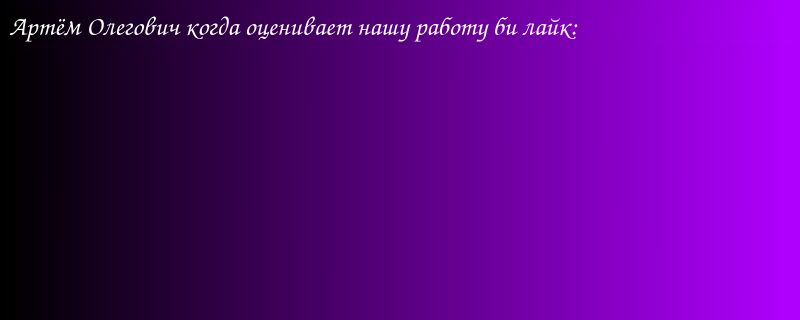
Qt form pashalka.ui (Leonid-poc/Git_project) before a commit; both pictures show x 0 to 800 and y 0 to 320 of the 800 by 600 pixel window.
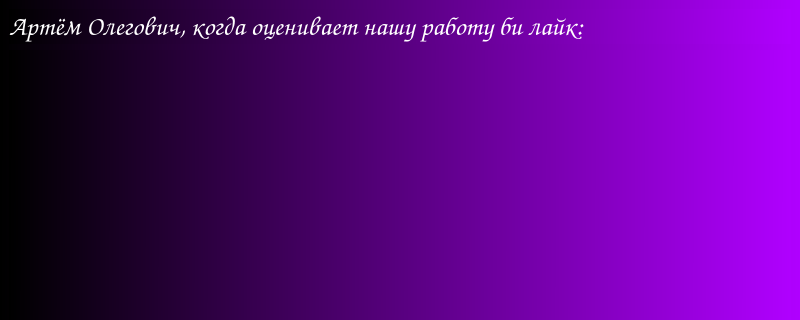
The same form after that commit.

The edit to the form file:
```diff
--- a/pashalka.ui
+++ b/pashalka.ui
@@ -38,7 +38,7 @@
        <string notr="true">color: rgb(255, 255, 255);</string>
       </property>
       <property name="text">
-       <string>Артём Олегович когда оценивает нашу работу би лайк:</string>
+       <string>Артём Олегович, когда оценивает нашу работу би лайк:</string>
       </property>
      </widget>
     </item>
```
